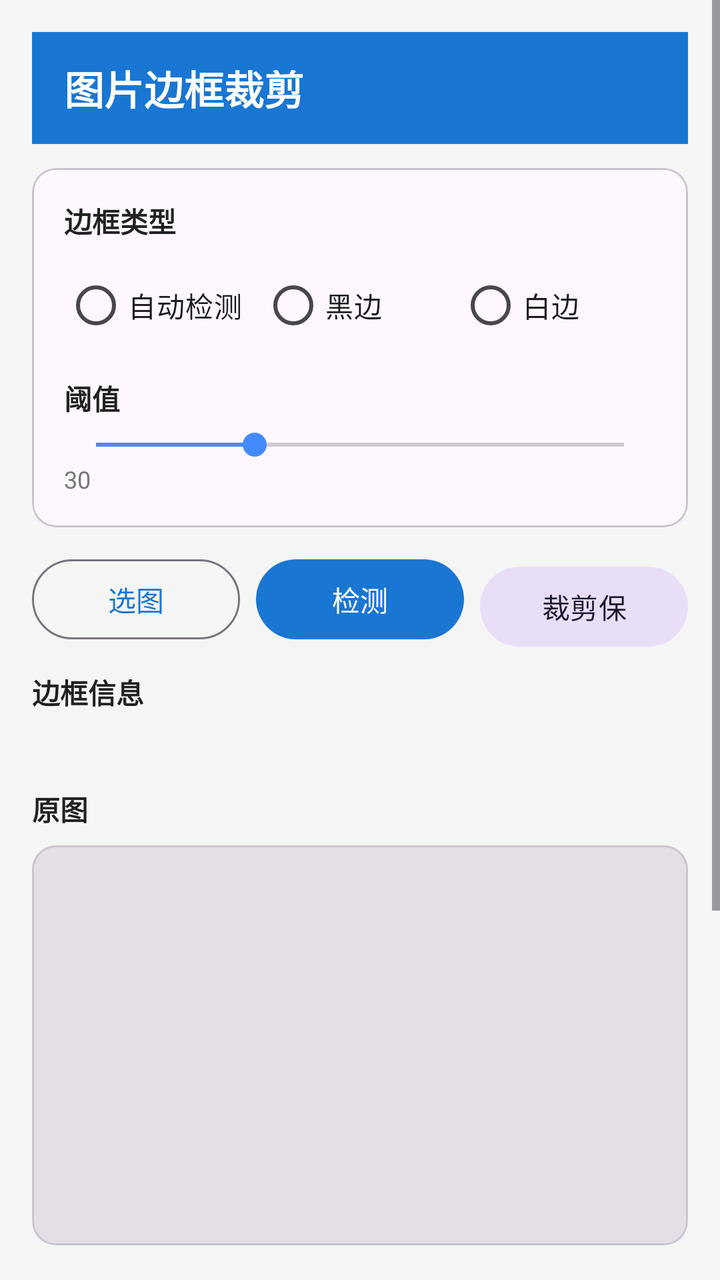
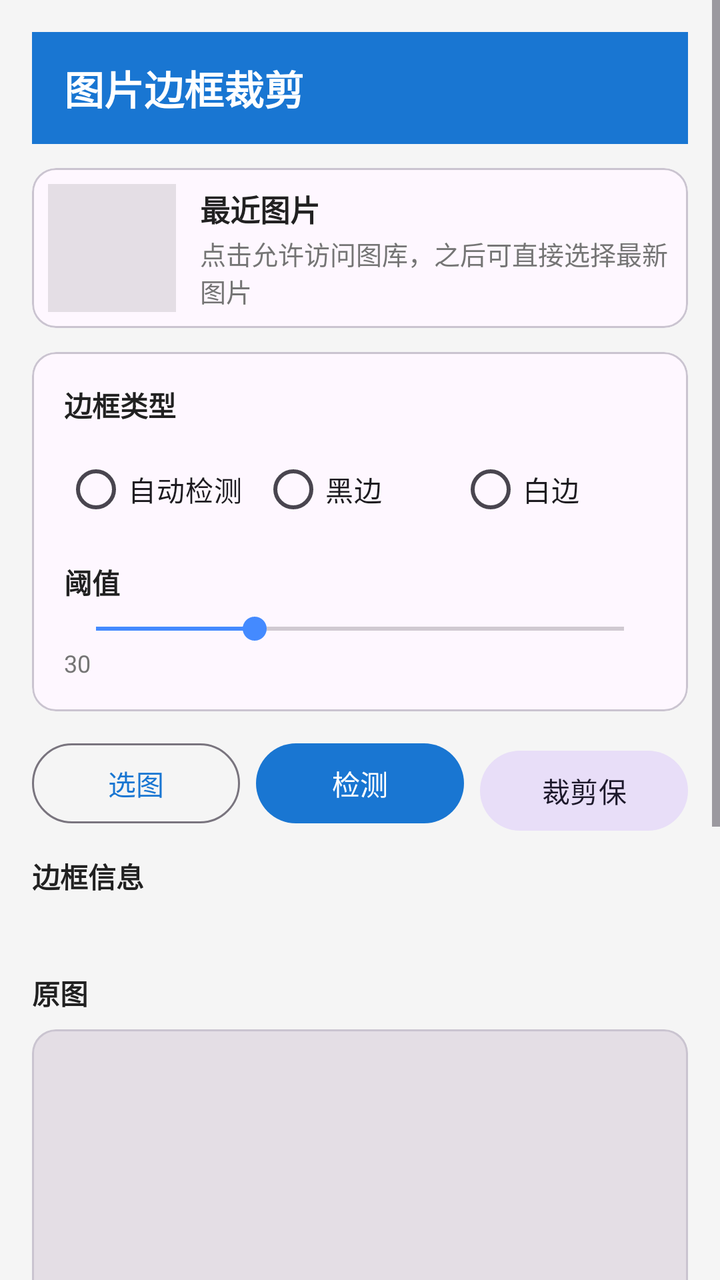

Two renders of the same Android screen: before a commit and after it. Below are the layout's source before the change and the commit's diff.
<!-- AndroidManifest.xml: application theme Theme.ImageBorderCrop -->
<!-- res/layout/activity_main.xml -->
<?xml version="1.0" encoding="utf-8"?>
<ScrollView xmlns:android="http://schemas.android.com/apk/res/android"
    android:layout_width="match_parent"
    android:layout_height="match_parent"
    android:fillViewport="true"
    android:background="@color/background">

    <LinearLayout
        android:layout_width="match_parent"
        android:layout_height="wrap_content"
        android:orientation="vertical"
        android:padding="16dp">

        
        <TextView
            android:layout_width="match_parent"
            android:layout_height="56dp"
            android:gravity="center_vertical"
            android:text="@string/app_name"
            android:textColor="@color/white"
            android:textSize="20sp"
            android:textStyle="bold"
            android:background="@color/primary"
            android:paddingHorizontal="16dp" />

        
        <com.google.android.material.card.MaterialCardView
            android:layout_width="match_parent"
            android:layout_height="wrap_content"
            android:layout_marginTop="12dp">

            <LinearLayout
                android:layout_width="match_parent"
                android:layout_height="wrap_content"
                android:orientation="vertical"
                android:padding="16dp">

                <TextView
                    android:layout_width="wrap_content"
                    android:layout_height="wrap_content"
                    android:text="@string/border_type"
                    android:textStyle="bold"
                    android:textColor="@color/text_primary"
                    android:textSize="14sp" />

                <RadioGroup
                    android:id="@+id/rgBorderType"
                    android:layout_width="match_parent"
                    android:layout_height="wrap_content"
                    android:orientation="horizontal"
                    android:layout_marginTop="8dp">

                    <RadioButton
                        android:id="@+id/rbAuto"
                        android:layout_width="0dp"
                        android:layout_height="wrap_content"
                        android:layout_weight="1"
                        android:text="@string/auto_detect" />

                    <RadioButton
                        android:id="@+id/rbBlack"
                        android:layout_width="0dp"
                        android:layout_height="wrap_content"
                        android:layout_weight="1"
                        android:text="@string/black_border" />

                    <RadioButton
                        android:id="@+id/rbWhite"
                        android:layout_width="0dp"
                        android:layout_height="wrap_content"
                        android:layout_weight="1"
                        android:text="@string/white_border" />
                </RadioGroup>

                <TextView
                    android:layout_width="wrap_content"
                    android:layout_height="wrap_content"
                    android:text="@string/threshold"
                    android:textStyle="bold"
                    android:textColor="@color/text_primary"
                    android:textSize="14sp"
                    android:layout_marginTop="12dp" />

                <SeekBar
                    android:id="@+id/sbThreshold"
                    android:layout_width="match_parent"
                    android:layout_height="wrap_content"
                    android:layout_marginTop="4dp"
                    android:max="100"
                    android:progress="30" />

                <TextView
                    android:id="@+id/tvThresholdValue"
                    android:layout_width="wrap_content"
                    android:layout_height="wrap_content"
                    android:text="30"
                    android:textColor="@color/text_secondary"
                    android:textSize="12sp" />

            </LinearLayout>
        </com.google.android.material.card.MaterialCardView>

        
        <LinearLayout
            android:layout_width="match_parent"
            android:layout_height="wrap_content"
            android:orientation="horizontal"
            android:layout_marginTop="12dp">

            <com.google.android.material.button.MaterialButton
                android:id="@+id/btnSelect"
                style="@style/Widget.Material3.Button.OutlinedButton"
                android:layout_width="0dp"
                android:layout_height="48dp"
                android:layout_weight="1"
                android:maxLines="1"
                android:ellipsize="none"
                android:text="@string/select_image" />

            <com.google.android.material.button.MaterialButton
                android:id="@+id/btnDetect"
                android:layout_width="0dp"
                android:layout_height="48dp"
                android:layout_weight="1"
                android:layout_marginStart="8dp"
                android:maxLines="1"
                android:ellipsize="none"
                android:text="@string/detect_border" />

            <com.google.android.material.button.MaterialButton
                android:id="@+id/btnCrop"
                style="@style/Widget.Material3.Button.TonalButton"
                android:layout_width="0dp"
                android:layout_height="48dp"
                android:layout_weight="1"
                android:layout_marginStart="8dp"
                android:maxLines="1"
                android:ellipsize="none"
                android:text="@string/crop_border" />
        </LinearLayout>

        
        <TextView
            android:id="@+id/tvBorderInfo"
            android:layout_width="match_parent"
            android:layout_height="wrap_content"
            android:layout_marginTop="12dp"
            android:text="@string/border_info"
            android:textStyle="bold"
            android:textColor="@color/text_primary"
            android:textSize="14sp" />

        <TextView
            android:id="@+id/tvBorderDetail"
            android:layout_width="match_parent"
            android:layout_height="wrap_content"
            android:textColor="@color/text_secondary"
            android:textSize="13sp"
            android:layout_marginTop="4dp" />

        
        <TextView
            android:layout_width="match_parent"
            android:layout_height="wrap_content"
            android:text="@string/original_image"
            android:textStyle="bold"
            android:textColor="@color/text_primary"
            android:textSize="14sp"
            android:layout_marginTop="16dp" />

        <com.google.android.material.card.MaterialCardView
            android:layout_width="match_parent"
            android:layout_height="wrap_content"
            android:layout_marginTop="8dp">

            <ImageView
                android:id="@+id/ivOriginal"
                android:layout_width="match_parent"
                android:layout_height="200dp"
                android:scaleType="fitCenter"
                android:background="#1A000000"
                android:contentDescription="@string/original_image" />
        </com.google.android.material.card.MaterialCardView>

        
        <TextView
            android:layout_width="match_parent"
            android:layout_height="wrap_content"
            android:text="@string/cropped_image"
            android:textStyle="bold"
            android:textColor="@color/text_primary"
            android:textSize="14sp"
            android:layout_marginTop="16dp" />

        <com.google.android.material.card.MaterialCardView
            android:layout_width="match_parent"
            android:layout_height="wrap_content"
            android:layout_marginTop="8dp"
            android:layout_marginBottom="16dp">

            <ImageView
                android:id="@+id/ivCropped"
                android:layout_width="match_parent"
                android:layout_height="200dp"
                android:scaleType="fitCenter"
                android:background="#1A000000"
                android:contentDescription="@string/cropped_image" />
        </com.google.android.material.card.MaterialCardView>

    </LinearLayout>
</ScrollView>
<!-- resources referenced by this layout -->
<resources>
  <color name="background">#FFF5F5F5</color>
  <color name="primary">#FF1976D2</color>
  <color name="text_primary">#FF212121</color>
  <color name="text_secondary">#FF757575</color>
  <color name="white">#FFFFFFFF</color>
  <string name="app_name">图片边框裁剪</string>
  <string name="auto_detect">自动检测</string>
  <string name="black_border">黑边</string>
  <string name="border_info">边框信息</string>
  <string name="border_type">边框类型</string>
  <string name="crop_border">裁剪保存</string>
  <string name="cropped_image">裁剪结果</string>
  <string name="detect_border">检测</string>
  <string name="original_image">原图</string>
  <string name="select_image">选图</string>
  <string name="threshold">阈值</string>
  <string name="white_border">白边</string>
  <style name="Theme.ImageBorderCrop" parent="Theme.Material3.Light.NoActionBar">
          <item name="colorPrimary">@color/primary</item>
          <item name="colorPrimaryDark">@color/primary_dark</item>
          <item name="colorAccent">@color/accent</item>
          <item name="android:statusBarColor">@color/primary_dark</item>
      </style>
  <color name="primary_dark">#FF1565C0</color>
  <color name="accent">#FF448AFF</color>
</resources>

<!-- the commit's change to res/layout/activity_main.xml (unified diff, before → after) -->
@@ -1,8 +1,10 @@
 <?xml version="1.0" encoding="utf-8"?>
 <ScrollView xmlns:android="http://schemas.android.com/apk/res/android"
+    android:id="@+id/rootScrollView"
     android:layout_width="match_parent"
     android:layout_height="match_parent"
     android:fillViewport="true"
+    android:clipToPadding="false"
     android:background="@color/background">
 
     <LinearLayout
@@ -22,6 +24,62 @@
             android:textStyle="bold"
             android:background="@color/primary"
             android:paddingHorizontal="16dp" />
+
+        
+        <com.google.android.material.card.MaterialCardView
+            android:id="@+id/cardRecentImage"
+            android:layout_width="match_parent"
+            android:layout_height="wrap_content"
+            android:layout_marginTop="12dp"
+            android:clickable="true"
+            android:focusable="true"
+            android:foreground="?attr/selectableItemBackground">
+
+            <LinearLayout
+                android:layout_width="match_parent"
+                android:layout_height="wrap_content"
+                android:gravity="center_vertical"
+                android:orientation="horizontal"
+                android:padding="8dp">
+
+                <ImageView
+                    android:id="@+id/ivRecentThumbnail"
+                    android:layout_width="64dp"
+                    android:layout_height="64dp"
+                    android:background="#1A000000"
+                    android:contentDescription="@string/recent_image_description"
+                    android:scaleType="centerCrop"
+                    android:src="@mipmap/ic_launcher" />
+
+                <LinearLayout
+                    android:layout_width="0dp"
+                    android:layout_height="wrap_content"
+                    android:layout_marginStart="12dp"
+                    android:layout_weight="1"
+                    android:orientation="vertical">
+
+                    <TextView
+                        android:id="@+id/tvRecentTitle"
+                        android:layout_width="match_parent"
+                        android:layout_height="wrap_content"
+                        android:text="@string/recent_image"
+                        android:textColor="@color/text_primary"
+                        android:textSize="15sp"
+                        android:textStyle="bold" />
+
+                    <TextView
+                        android:id="@+id/tvRecentSubtitle"
+                        android:layout_width="match_parent"
+                        android:layout_height="wrap_content"
+                        android:layout_marginTop="2dp"
+                        android:ellipsize="end"
+                        android:maxLines="2"
+                        android:text="@string/recent_image_permission"
+                        android:textColor="@color/text_secondary"
+                        android:textSize="13sp" />
+                </LinearLayout>
+            </LinearLayout>
+        </com.google.android.material.card.MaterialCardView>
 
         
         <com.google.android.material.card.MaterialCardView
<!-- resource entries referenced after the edit -->
@@ -5,6 +5,12 @@
   <color name="text_primary">#FF212121</color>
   <color name="text_secondary">#FF757575</color>
   <color name="white">#FFFFFFFF</color>
+  <!-- mipmap ic_launcher (mipmap-anydpi-v26) -->
+  <?xml version="1.0" encoding="utf-8"?>
+  <adaptive-icon xmlns:android="http://schemas.android.com/apk/res/android">
+      <background android:drawable="@drawable/ic_launcher_background" />
+      <foreground android:drawable="@drawable/ic_launcher_foreground" />
+  </adaptive-icon>
   <string name="app_name">图片边框裁剪</string>
   <string name="auto_detect">自动检测</string>
   <string name="black_border">黑边</string>
@@ -14,6 +20,9 @@
   <string name="cropped_image">裁剪结果</string>
   <string name="detect_border">检测</string>
   <string name="original_image">原图</string>
+  <string name="recent_image">最近图片</string>
+  <string name="recent_image_description">最近图片缩略图</string>
+  <string name="recent_image_permission">点击允许访问图库，之后可直接选择最新图片</string>
   <string name="select_image">选图</string>
   <string name="threshold">阈值</string>
   <string name="white_border">白边</string>
@@ -21,8 +30,58 @@
           <item name="colorPrimary">@color/primary</item>
           <item name="colorPrimaryDark">@color/primary_dark</item>
           <item name="colorAccent">@color/accent</item>
-          <item name="android:statusBarColor">@color/primary_dark</item>
+          <item name="android:windowDrawsSystemBarBackgrounds">true</item>
+          <item name="android:statusBarColor">@android:color/transparent</item>
+          <item name="android:navigationBarColor">@android:color/transparent</item>
+          <item name="android:windowLightStatusBar">true</item>
       </style>
+  <!-- drawable ic_launcher_background (drawable) -->
+  <vector xmlns:android="http://schemas.android.com/apk/res/android"
+      android:width="108dp"
+      android:height="108dp"
+      android:viewportWidth="108"
+      android:viewportHeight="108">
+      <path
+          android:fillColor="#1976D2"
+          android:pathData="M0,0 L108,0 L108,108 L0,108 Z" />
+  </vector>
+  <!-- drawable ic_launcher_foreground (drawable) -->
+  <vector xmlns:android="http://schemas.android.com/apk/res/android"
+      android:width="108dp"
+      android:height="108dp"
+      android:viewportWidth="108"
+      android:viewportHeight="108">
+  
+      
+      
+      <path
+          android:fillColor="#FFFFFF"
+          android:pathData="M30,38 L30,30 L46,30 L46,35 L35,35 L35,38 Z" />
+      
+      <path
+          android:fillColor="#FFFFFF"
+          android:pathData="M78,38 L78,30 L62,30 L62,35 L73,35 L73,38 Z" />
+      
+      <path
+          android:fillColor="#FFFFFF"
+          android:pathData="M30,70 L30,78 L46,78 L46,73 L35,73 L35,70 Z" />
+      
+      <path
+          android:fillColor="#FFFFFF"
+          android:pathData="M78,70 L78,78 L62,78 L62,73 L73,73 L73,70 Z" />
+  
+      
+      <path
+          android:fillColor="#FFFFFF"
+          android:pathData="M48,50 m-3,0 a3,3 0 1,0 6,0 a3,3 0 1,0 -6,0" />
+      <path
+          android:fillColor="#FFFFFF"
+          android:pathData="M60,50 m-3,0 a3,3 0 1,0 6,0 a3,3 0 1,0 -6,0" />
+      <path
+          android:strokeColor="#FFFFFF"
+          android:strokeWidth="2.5"
+          android:pathData="M51,50 L57,50" />
+  </vector>
   <color name="primary_dark">#FF1565C0</color>
   <color name="accent">#FF448AFF</color>
 </resources>
